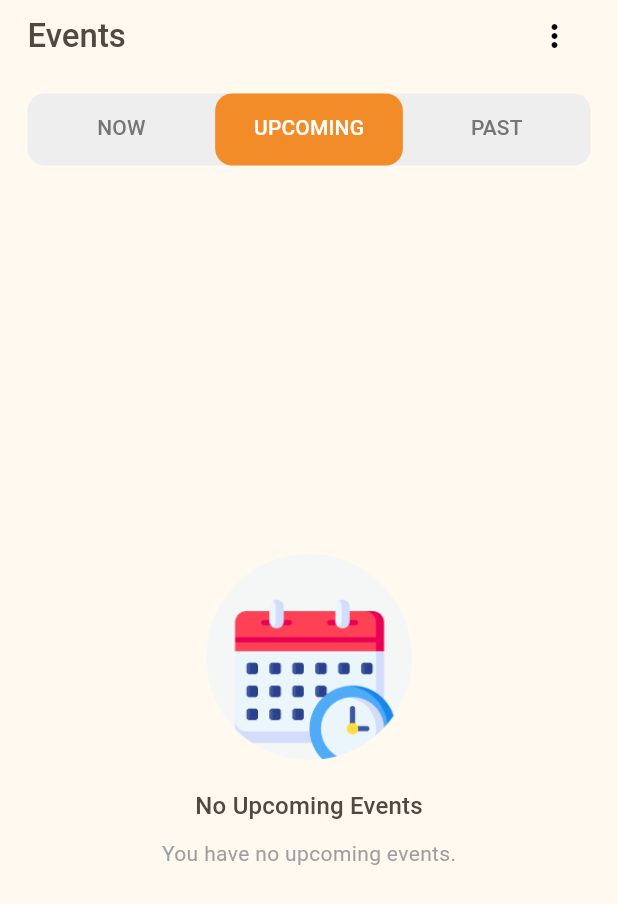
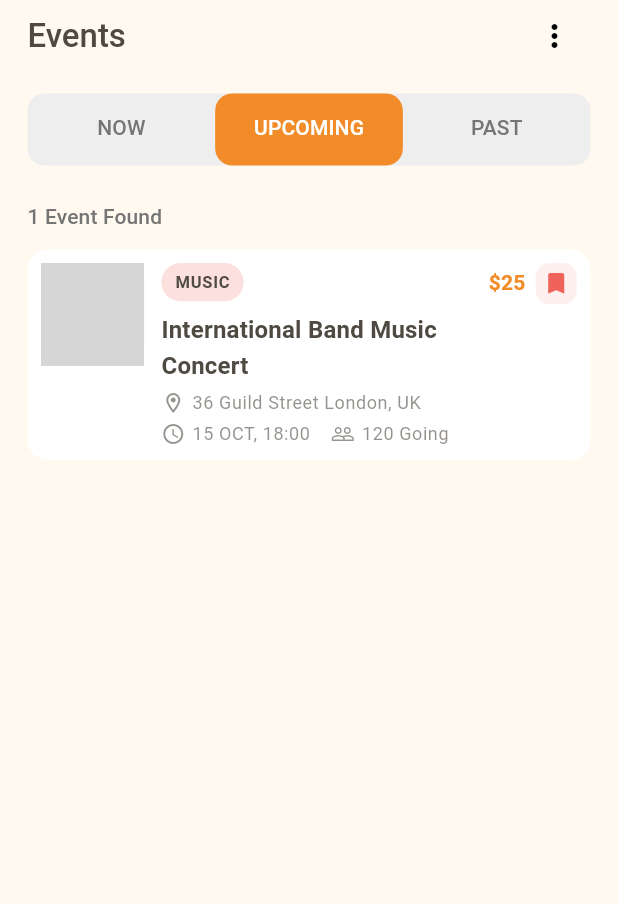
Before and after one commit to srgjo27/event_booking, a Flutter app: the EventsView widget shown alone on an empty page, opened directly, tab 2 chosen, on a phone screen of 412 x 824 dp. Shown: the top 904 px of the screen. Run offline on Flutter 3.47's test engine with Material 3 defaults, Android fonts, the phone set to English and light mode, and no system bars; our stand-ins replace flutter_map, flutter_screenutil, flutter_svg, latlong2, pinput, stacked and 2 more; grey boxes are pictures that could not be loaded.

```diff
--- a/lib/ui/views/events/event_detail/event_detail_view.dart
+++ b/lib/ui/views/events/event_detail/event_detail_view.dart
@@ -94,7 +94,7 @@ class EventDetailView extends StackedView<EventDetailViewModel> {
                     },
                   )
                 : Container(
-                    color: CategoryUtils.getCategoryColor(event.category),
+                    color: EventUtils.getCategoryColor(event.category),
                     child: Icon(
                       Icons.image_not_supported,
                       size: 42.sp,
@@ -139,7 +139,7 @@ class EventDetailView extends StackedView<EventDetailViewModel> {
             Container(
               padding: EdgeInsets.symmetric(horizontal: 12.w, vertical: 6.h),
               decoration: BoxDecoration(
-                color: CategoryUtils.getCategoryColor(event.category),
+                color: EventUtils.getCategoryColor(event.category),
                 borderRadius: BorderRadius.circular(20.r),
               ),
               child: Text(
--- a/lib/ui/views/events/events_view.dart
+++ b/lib/ui/views/events/events_view.dart
@@ -1,5 +1,7 @@
 import 'package:event_booking/ui/common/app_images.dart';
 import 'package:event_booking/ui/views/events/events_viewmodel.dart';
+import 'package:event_booking/ui/views/events/widgets/event_card_widget.dart';
+import 'package:event_booking/models/event_models.dart';
 import 'package:flutter/material.dart';
 import 'package:flutter_screenutil/flutter_screenutil.dart';
 import 'package:stacked/stacked.dart';
@@ -101,49 +103,116 @@ class EventsView extends StackedView<EventsViewModel> {
 
   Widget _buildEventsList(BuildContext context, EventsViewModel viewModel,
       {required String status}) {
+    List<Event> events = [];
+    String emptyTitle = '';
+    String emptySubtitle = '';
+
+    switch (status) {
+      case 'now':
+        events = viewModel.nowEvents;
+        emptyTitle = 'No Events Today';
+        emptySubtitle = 'Check back later for today\'s events!';
+        break;
+      case 'upcoming':
+        events = viewModel.upcomingEvents;
+        emptyTitle = 'No Upcoming Events';
+        emptySubtitle = 'Stay tuned for exciting upcoming events!';
+        break;
+      case 'past':
+        events = viewModel.pastEvents;
+        emptyTitle = 'No Past Events';
+        emptySubtitle = 'You haven\'t attended any events yet.';
+        break;
+    }
+
     return Container(
       padding: EdgeInsets.symmetric(horizontal: 16.w),
       child: Column(
         crossAxisAlignment: CrossAxisAlignment.start,
         children: [
+          if (!viewModel.isBusy && events.isNotEmpty)
+            Padding(
+              padding: EdgeInsets.only(bottom: 10.h, top: 8.h),
+              child: Text(
+                '${events.length} ${events.length == 1 ? 'Event' : 'Events'} Found',
+                style: Theme.of(context).textTheme.titleSmall?.copyWith(
+                      fontWeight: FontWeight.w500,
+                      color: Colors.grey.shade600,
+                    ),
+              ),
+            ),
           Expanded(
             child: viewModel.isBusy
                 ? const Center(
                     child: CircularProgressIndicator(),
                   )
-                : Center(
+                : events.isEmpty
+                    ? _buildEmptyState(
+                        context,
+                        emptyTitle,
+                        emptySubtitle,
+                      )
+                    : ListView.builder(
+                        physics: const BouncingScrollPhysics(),
+                        itemCount: events.length,
+                        itemBuilder: (context, index) {
+                          final event = events[index];
+                          return EventCardWidget(
+                            event: event,
+                            onTap: () => viewModel.navigateToEventDetail(event),
+                            onBookmarkTap: () =>
+                                viewModel.toggleEventBookmark(event),
+                          );
+                        },
+                      ),
+          ),
+        ],
+      ),
+    );
+  }
+
+  Widget _buildEmptyState(BuildContext context, String title, String subtitle) {
+    return Center(
       child: Column(
         mainAxisAlignment: MainAxisAlignment.center,
         children: [
           Image.asset(
             AppImages.imgIllustrationEmptyEvent,
             width: 120.w,
+            height: 120.w,
+            errorBuilder: (context, error, stackTrace) {
+              return Container(
+                width: 120.w,
+                height: 120.w,
+                decoration: BoxDecoration(
+                  color: Colors.grey.shade200,
+                  borderRadius: BorderRadius.circular(60.r),
                 ),
-                        SizedBox(height: 16.h),
+                child: Icon(
+                  Icons.event_note_outlined,
+                  size: 48.sp,
+                  color: Colors.grey.shade400,
+                ),
+              );
+            },
+          ),
+          SizedBox(height: 24.h),
           Text(
-                          status == 'now'
-                              ? 'No Now Events'
-                              : status == 'upcoming'
-                                  ? 'No Upcoming Events'
-                                  : 'No Past Events',
-                          style:
-                              Theme.of(context).textTheme.titleMedium?.copyWith(
-                                    fontWeight: FontWeight.w500,
+            title,
+            style: Theme.of(context).textTheme.titleLarge?.copyWith(
+                  fontWeight: FontWeight.w600,
+                  color: Colors.grey.shade700,
                 ),
           ),
           SizedBox(height: 8.h),
-                        Text(
-                          status == 'now'
-                              ? 'Stay tuned for upcoming events!'
-                              : status == 'upcoming'
-                                  ? 'You have no upcoming events.'
-                                  : 'You haven\'t attended any events yet.',
-                          style:
-                              Theme.of(context).textTheme.bodyMedium?.copyWith(
+          Padding(
+            padding: EdgeInsets.symmetric(horizontal: 32.w),
+            child: Text(
+              subtitle,
+              textAlign: TextAlign.center,
+              style: Theme.of(context).textTheme.bodyMedium?.copyWith(
                     color: Colors.grey.shade500,
-                                  ),
-                        ),
-                      ],
+                    height: 1.4,
                   ),
             ),
           ),
--- a/lib/ui/views/events/events_viewmodel.dart
+++ b/lib/ui/views/events/events_viewmodel.dart
@@ -1,13 +1,21 @@
+import 'package:event_booking/app/app.locator.dart';
+import 'package:event_booking/app/app.router.dart';
+import 'package:event_booking/models/event_models.dart';
 import 'package:stacked/stacked.dart';
+import 'package:stacked_services/stacked_services.dart';
 
 class EventsViewModel extends BaseViewModel {
-  bool _hasNowEvents = false;
-  bool _hasUpcomingEvents = false;
-  bool _hasPastEvents = false;
+  final _navigationService = locator<NavigationService>();
 
-  bool get hasNowEvents => _hasNowEvents;
-  bool get hasUpcomingEvents => _hasUpcomingEvents;
-  bool get hasPastEvents => _hasPastEvents;
+  List<Event> _allEvents = [];
+  List<Event> _nowEvents = [];
+  List<Event> _upcomingEvents = [];
+  List<Event> _pastEvents = [];
+
+  List<Event> get allEvents => _allEvents;
+  List<Event> get nowEvents => _nowEvents;
+  List<Event> get upcomingEvents => _upcomingEvents;
+  List<Event> get pastEvents => _pastEvents;
 
   void onSearchPressed() {
     // TODO: Implement search functionality
@@ -17,36 +25,151 @@ class EventsViewModel extends BaseViewModel {
     // TODO: Implement more options menu
   }
 
-  void loadNowEvents() {
+  void navigateToEventDetail(Event event) {
+    _navigationService.navigateToEventDetailView(event: event);
+  }
+
+  void toggleEventBookmark(Event event) {
+    final index = _allEvents.indexWhere((e) => e.id == event.id);
+    if (index != -1) {
+      // In a real app, you would update this in a service or repository
+      // For now, we'll just toggle the local state
+      notifyListeners();
+    }
+  }
+
+  void _loadSampleEvents() {
+    _allEvents = [
+      Event(
+        id: 'event_001',
+        title: 'International Band Music Concert',
+        address: '36 Guild Street London, UK',
+        eventDate: '2025-10-15',
+        month: 'OCT',
+        day: '15',
+        time: '18:00',
+        attendeesCount: 120,
+        imageUrl: 'assets/images/event_music.jpg',
+        category: 'Music',
+        price: 25.0,
+        isBookmarked: true,
+      ),
+      Event(
+        id: 'event_002',
+        title: 'Food Festival 2024',
+        address: 'Central Park, New York',
+        eventDate: '2024-09-30',
+        month: 'SEP',
+        day: '30',
+        time: '12:00',
+        attendeesCount: 85,
+        imageUrl: 'assets/images/event_food.jpg',
+        category: 'Food',
+        price: 15.0,
+        isBookmarked: false,
+      ),
+      Event(
+        id: 'event_003',
+        title: 'Art Exhibition Modern',
+        address: 'Gallery District, Paris',
+        eventDate: '2024-11-05',
+        month: 'NOV',
+        day: '05',
+        time: '10:00',
+        attendeesCount: 45,
+        imageUrl: 'assets/images/event_art.jpg',
+        category: 'Art',
+        price: 0.0,
+        isBookmarked: true,
+      ),
+      Event(
+        id: 'event_004',
+        title: 'Football Championship',
+        address: 'Sports Arena, Madrid',
+        eventDate: '2024-08-20',
+        month: 'AUG',
+        day: '20',
+        time: '15:30',
+        attendeesCount: 500,
+        imageUrl: 'assets/images/event_sports.jpg',
+        category: 'Sports',
+        price: 35.0,
+        isBookmarked: false,
+      ),
+      Event(
+        id: 'event_005',
+        title: 'Jazz Night Live',
+        address: 'Blue Note Club, Tokyo',
+        eventDate: '2024-09-28',
+        month: 'SEP',
+        day: '28',
+        time: '20:00',
+        attendeesCount: 80,
+        imageUrl: 'assets/images/event_jazz.jpg',
+        category: 'Music',
+        price: 30.0,
+        isBookmarked: true,
+      ),
+      Event(
+        id: 'event_006',
+        title: 'Tech Conference 2024',
+        address: 'Convention Center, San Francisco',
+        eventDate: '2024-12-10',
+        month: 'DEC',
+        day: '10',
+        time: '09:00',
+        attendeesCount: 250,
+        imageUrl: 'assets/images/event_tech.jpg',
+        category: 'Technology',
+        price: 50.0,
+        isBookmarked: false,
+      ),
+    ];
+  }
+
+  void _categorizeEvents() {
+    final now = DateTime.now();
+    final today = DateTime(now.year, now.month, now.day);
+
+    _nowEvents = [];
+    _upcomingEvents = [];
+    _pastEvents = [];
+
+    for (final event in _allEvents) {
+      try {
+        final eventDate = DateTime.parse(event.eventDate);
+        final eventDay =
+            DateTime(eventDate.year, eventDate.month, eventDate.day);
+
+        if (eventDay.isAtSameMomentAs(today)) {
+          _nowEvents.add(event);
+        } else if (eventDay.isAfter(today)) {
+          _upcomingEvents.add(event);
+        } else {
+          _pastEvents.add(event);
+        }
+      } catch (e) {
+        // If date parsing fails, add to past events as fallback
+        _pastEvents.add(event);
+      }
+    }
+
+    // Sort events by date
+    _nowEvents.sort((a, b) => a.time.compareTo(b.time));
+    _upcomingEvents.sort((a, b) => a.eventDate.compareTo(b.eventDate));
+    _pastEvents.sort((a, b) => b.eventDate.compareTo(a.eventDate));
+  }
+
+  void loadEvents() {
     setBusy(true);
-    // TODO: Implement now events loading logic
-    // For now, simulate loading
+
+    // Simulate loading delay
     Future.delayed(const Duration(seconds: 1), () {
-      _hasNowEvents = false;
+      _loadSampleEvents();
+      _categorizeEvents();
       setBusy(false);
       notifyListeners();
     });
-  }
-
-  void loadUpcomingEvents() {
-    setBusy(true);
-    // TODO: Implement upcoming events loading logic
-    // For now, simulate loading
-    _hasUpcomingEvents = false;
-    notifyListeners();
-  }
-
-  void loadPastEvents() {
-    // TODO: Implement past events loading logic
-    // For now, simulate that there are no past events
-    _hasPastEvents = false;
-    notifyListeners();
-  }
-
-  void loadEvents() {
-    loadNowEvents();
-    loadUpcomingEvents();
-    loadPastEvents();
   }
 
   void initialise() {
--- /dev/null
+++ b/lib/ui/views/events/widgets/event_card_widget.dart
@@ -0,0 +1,209 @@
+import 'package:flutter/material.dart';
+import 'package:flutter_screenutil/flutter_screenutil.dart';
+import 'package:event_booking/models/event_models.dart';
+import 'package:event_booking/ui/common/app_colors.dart';
+import 'package:event_booking/utils/event_utils.dart';
+import 'package:flutter_svg/svg.dart';
+
+/// Event card widget for displaying events in list format
+class EventCardWidget extends StatelessWidget {
+  final Event event;
+  final VoidCallback? onTap;
+  final VoidCallback? onBookmarkTap;
+
+  const EventCardWidget({
+    Key? key,
+    required this.event,
+    this.onTap,
+    this.onBookmarkTap,
+  }) : super(key: key);
+
+  @override
+  Widget build(BuildContext context) {
+    return Container(
+      margin: EdgeInsets.only(bottom: 16.h),
+      decoration: BoxDecoration(
+        color: Colors.white,
+        borderRadius: BorderRadius.circular(12.r),
+      ),
+      child: InkWell(
+        onTap: onTap,
+        child: Padding(
+          padding: EdgeInsets.all(8.w),
+          child: Row(
+            crossAxisAlignment: CrossAxisAlignment.start,
+            children: [
+              _buildEventImage(),
+              SizedBox(width: 10.w),
+              Expanded(
+                child: _buildEventInfo(context),
+              ),
+              SizedBox(width: 6.w),
+              _buildBookmarkButton(),
+            ],
+          ),
+        ),
+      ),
+    );
+  }
+
+  Widget _buildEventImage() {
+    return Container(
+      width: 60.w,
+      height: 60.w,
+      decoration: BoxDecoration(
+        color: EventUtils.getCategoryColor(event.category),
+        borderRadius: BorderRadius.circular(12.r),
+      ),
+      child: ClipRRect(
+        borderRadius: BorderRadius.circular(12.r),
+        child: Image.asset(
+          event.imageUrl ?? '',
+          fit: BoxFit.cover,
+          errorBuilder: (context, error, stackTrace) {
+            return Container(
+              color: EventUtils.getCategoryColor(event.category),
+              child: SvgPicture.asset(
+                EventUtils.getCategoryIcon(event.category),
+              ),
+            );
+          },
+        ),
+      ),
+    );
+  }
+
+  Widget _buildEventInfo(BuildContext context) {
+    return Column(
+      crossAxisAlignment: CrossAxisAlignment.start,
+      children: [
+        Row(
+          children: [
+            Container(
+              padding: EdgeInsets.symmetric(horizontal: 8.w, vertical: 4.h),
+              decoration: BoxDecoration(
+                color: EventUtils.getCategoryColor(event.category),
+                borderRadius: BorderRadius.circular(12.r),
+              ),
+              child: Text(
+                event.category.toUpperCase(),
+                style: Theme.of(context)
+                    .textTheme
+                    .labelSmall
+                    ?.copyWith(fontWeight: FontWeight.w600),
+              ),
+            ),
+            const Spacer(),
+            Text(
+              _formatPrice(event.price),
+              style: Theme.of(context).textTheme.titleSmall?.copyWith(
+                  color: AppColors.primary, fontWeight: FontWeight.bold),
+            ),
+          ],
+        ),
+        SizedBox(height: 6.h),
+        Text(
+          event.title,
+          style: Theme.of(context)
+              .textTheme
+              .titleMedium
+              ?.copyWith(fontWeight: FontWeight.bold),
+          maxLines: 2,
+          overflow: TextOverflow.ellipsis,
+        ),
+        SizedBox(height: 4.h),
+        Row(
+          children: [
+            Icon(
+              Icons.location_on_outlined,
+              size: 14.sp,
+              color: AppColors.text.withAlpha(153),
+            ),
+            SizedBox(width: 4.w),
+            Expanded(
+              child: Text(
+                event.address,
+                style: Theme.of(context).textTheme.bodySmall?.copyWith(
+                      color: AppColors.text.withAlpha(153),
+                    ),
+                maxLines: 1,
+                overflow: TextOverflow.ellipsis,
+              ),
+            ),
+          ],
+        ),
+        SizedBox(height: 4.h),
+        Row(
+          children: [
+            Icon(
+              Icons.access_time_outlined,
+              size: 14.sp,
+              color: AppColors.text.withAlpha(153),
+            ),
+            SizedBox(width: 4.w),
+            Text(
+              '${event.day} ${event.month}, ${event.time}',
+              style: Theme.of(context).textTheme.bodySmall?.copyWith(
+                    color: AppColors.text.withAlpha(153),
+                  ),
+            ),
+            SizedBox(width: 12.w),
+            Icon(
+              Icons.people_outline,
+              size: 14.sp,
+              color: AppColors.text.withAlpha(153),
+            ),
+            SizedBox(width: 4.w),
+            Text(
+              _formatAttendeesCount(event.attendeesCount),
+              style: Theme.of(context).textTheme.bodySmall?.copyWith(
+                    color: AppColors.text.withAlpha(153),
+                  ),
+            ),
+          ],
+        ),
+      ],
+    );
+  }
+
+  Widget _buildBookmarkButton() {
+    return Container(
+      width: 24.w,
+      height: 24.w,
+      decoration: BoxDecoration(
+        color: event.isBookmarked
+            ? AppColors.vibrantRed.withAlpha(25)
+            : Colors.grey.shade100,
+        borderRadius: BorderRadius.circular(8.r),
+      ),
+      child: Material(
+        color: Colors.transparent,
+        child: InkWell(
+          onTap: onBookmarkTap,
+          borderRadius: BorderRadius.circular(8.r),
+          child: Icon(
+            event.isBookmarked ? Icons.bookmark : Icons.bookmark_border,
+            size: 16.sp,
+            color: event.isBookmarked
+                ? AppColors.vibrantRed
+                : Colors.grey.shade400,
+          ),
+        ),
+      ),
+    );
+  }
+
+  String _formatPrice(double price) {
+    if (price == 0) {
+      return 'Free';
+    }
+    return '\$${price.toStringAsFixed(0)}';
+  }
+
+  String _formatAttendeesCount(int count) {
+    if (count >= 1000) {
+      return '${(count / 1000).toStringAsFixed(0)}K+ Going';
+    }
+    return '$count Going';
+  }
+}
--- a/lib/ui/views/home/widgets/home_event_card_widget.dart
+++ b/lib/ui/views/home/widgets/home_event_card_widget.dart
@@ -50,9 +50,8 @@ class HomeEventCardWidget extends StatelessWidget {
       margin: EdgeInsets.fromLTRB(8.w, 8.h, 8.w, 0),
       decoration: BoxDecoration(
         borderRadius: BorderRadius.circular(8.r),
-        color: hasValidImage
-            ? null
-            : CategoryUtils.getCategoryColor(event.category),
+        color:
+            hasValidImage ? null : EventUtils.getCategoryColor(event.category),
         image: hasValidImage
             ? DecorationImage(
                 image: AssetImage(event.imageUrl!),
--- a/lib/utils/category_utils.dart
+++ b/lib/utils/event_utils.dart
@@ -1,13 +1,14 @@
+import 'package:event_booking/ui/common/app_icons.dart';
 import 'package:flutter/material.dart';
 import 'package:event_booking/ui/common/app_colors.dart';
 import 'package:event_booking/ui/common/app_strings.dart';
 
-/// Utility class for category-related helper functions
-class CategoryUtils {
+/// Utility class for event-related helper functions
+class EventUtils {
   /// Private constructor to prevent instantiation
-  CategoryUtils._();
+  EventUtils._();
 
-  /// Returns the appropriate color for a given category
+  /// Returns the appropriate color for a given event category
   ///
   /// [category] - The category name (case insensitive)
   /// Returns a color with reduced opacity for better visual appearance
@@ -25,4 +26,21 @@ class CategoryUtils {
         return AppColors.primary.withAlpha(51);
     }
   }
+
+  static String getCategoryIcon(String category) {
+    switch (category.toLowerCase()) {
+      case 'music':
+        return AppIcons.icMusic;
+      case 'sports':
+        return AppIcons.icSport;
+      case 'food':
+        return AppIcons.icFood;
+      case 'art':
+        return AppIcons.icArt;
+      case 'technology':
+        return '';
+      default:
+        return '';
+    }
+  }
 }
--- a/lib/utils/utils.dart
+++ b/lib/utils/utils.dart
@@ -1,2 +1,2 @@
-export 'category_utils.dart';
+export 'event_utils.dart';
 export 'map_config.dart';
```
Lines whose indentation alone changed are shown as unchanged.
